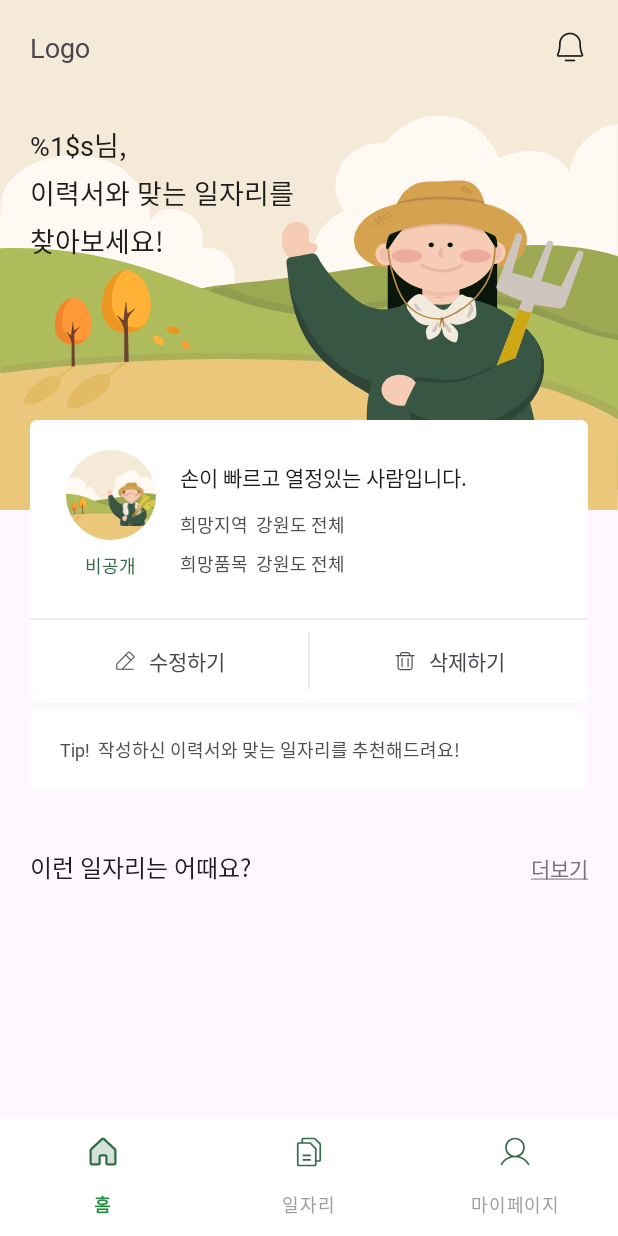
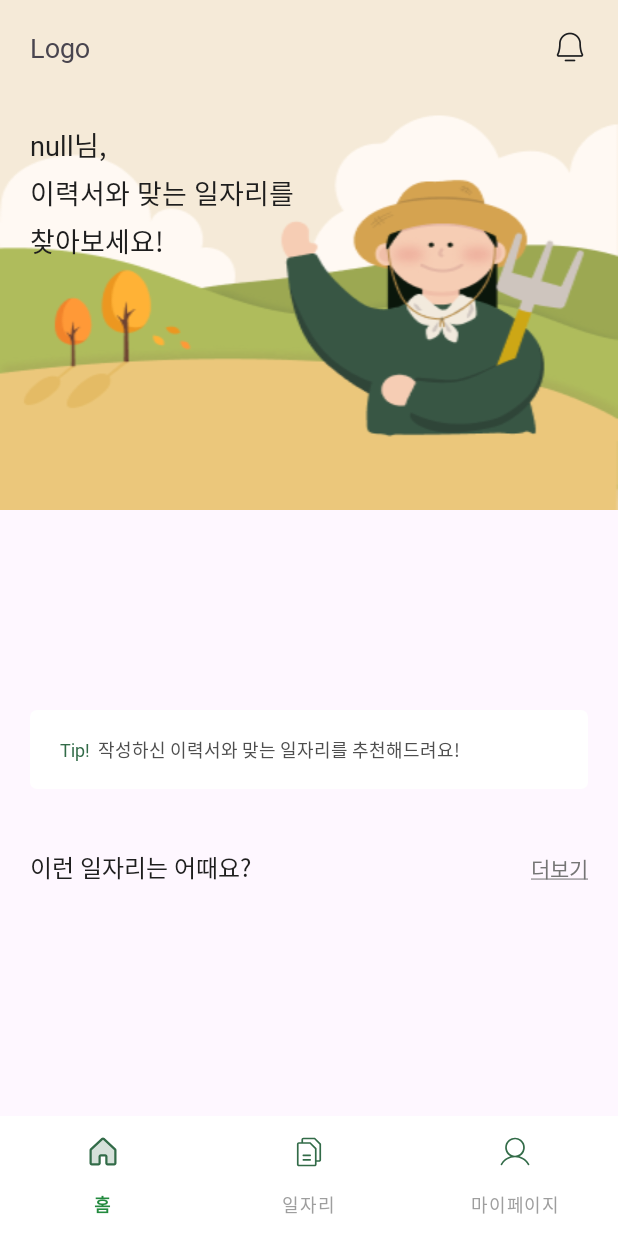
Before and after one commit to seunghee17/Nonggle, an Android app: the WorkerHomeFragment screen opened directly, with no data from a screen before it, on a phone screen of 412 x 824 dp. Run offline under Robolectric (Android 15) with nearby library versions, the light colour scheme and no system bars; our stand-ins replace Dagger/Hilt's generated code, Firebase (no records; nobody signed in at launch, a user with empty details on screens opened directly), data binding, navigation-ui; Roboto replaces fonts that are not available here; 1 statement that could not run was skipped.

Commit message:
[Feat] 버그수정 및 그림자 적용

```diff
--- a/app/src/main/java/com/example/nongglenonggle/data/FirebaseGetRepositoryImpl.kt
+++ b/app/src/main/java/com/example/nongglenonggle/data/FirebaseGetRepositoryImpl.kt
@@ -1,9 +1,11 @@
 package com.example.nongglenonggle.data
 
 import com.example.nongglenonggle.domain.entity.Model
+import com.example.nongglenonggle.domain.entity.WorkerHomeData
 import com.example.nongglenonggle.domain.repository.FirestoreGetRepository
 import com.google.firebase.auth.FirebaseAuth
 import com.google.firebase.firestore.FirebaseFirestore
+import com.google.firebase.firestore.auth.User
 import kotlinx.coroutines.Dispatchers
 import kotlinx.coroutines.tasks.await
 import kotlinx.coroutines.withContext
@@ -13,5 +15,9 @@ class FirestoreGetRepositoryImpl @Inject constructor(
     private val firestore: FirebaseFirestore,
     private val firebaseAuth: FirebaseAuth) :
     FirestoreGetRepository {
-
+        override suspend fun getWorkerInfo(): WorkerHomeData?{
+            val currentUserUid = firebaseAuth.currentUser?.uid
+            val docSnapshot = firestore.collection("Worker").document(currentUserUid!!).get().await()
+            return docSnapshot.toObject(WorkerHomeData::class.java)
+        }
 }
--- a/app/src/main/java/com/example/nongglenonggle/domain/repository/FirestoreGetRepository.kt
+++ b/app/src/main/java/com/example/nongglenonggle/domain/repository/FirestoreGetRepository.kt
@@ -1,6 +1,8 @@
 package com.example.nongglenonggle.domain.repository
 
 import com.example.nongglenonggle.domain.entity.Model
+import com.example.nongglenonggle.domain.entity.WorkerHomeData
 
 interface FirestoreGetRepository {
+    suspend fun getWorkerInfo() : WorkerHomeData?
 }
--- /dev/null
+++ b/app/src/main/java/com/example/nongglenonggle/domain/usecase/FetchWorkerDataUseCase.kt
@@ -0,0 +1,11 @@
+package com.example.nongglenonggle.domain.usecase
+
+import com.example.nongglenonggle.domain.entity.WorkerHomeData
+import com.example.nongglenonggle.domain.repository.FirestoreGetRepository
+import javax.inject.Inject
+
+class FetchWorkerDataUseCase @Inject constructor(private val firestoreGetRepository: FirestoreGetRepository) {
+    suspend operator fun invoke():WorkerHomeData?{
+        return firestoreGetRepository.getWorkerInfo()
+    }
+}
--- a/app/src/main/java/com/example/nongglenonggle/presentation/di/AppModule.kt
+++ b/app/src/main/java/com/example/nongglenonggle/presentation/di/AppModule.kt
@@ -53,8 +53,8 @@ object AppModule {
     fun provideFirestore(): FirebaseFirestore{
         return FirebaseFirestore.getInstance()
     }
-    @Provides
-    fun provideFirestoreRepository(firestore:FirebaseFirestore): FirestoreGetRepository = FirestoreGetRepositoryImpl(firestore)
+//    @Provides
+//    fun provideFirestoreRepository(firestore:FirebaseFirestore): FirestoreGetRepository = FirestoreGetRepositoryImpl(firestore)
 
     @Provides
     @Singleton
@@ -65,4 +65,15 @@ object AppModule {
         return FirestoreSetRepositoryImpl(firestore,firebaseAuth)
     }
 
+    @Provides
+    @Singleton
+    fun provideGetRepository(
+        firestore: FirebaseFirestore,
+        firebaseAuth: FirebaseAuth
+    ):FirestoreGetRepository{
+        return FirestoreGetRepositoryImpl(firestore,firebaseAuth)
+    }
+
+
+
 }
--- a/app/src/main/java/com/example/nongglenonggle/presentation/view/signup/SignupBFragment.kt
+++ b/app/src/main/java/com/example/nongglenonggle/presentation/view/signup/SignupBFragment.kt
@@ -51,6 +51,7 @@ class SignupBFragment : BaseFragment<FragmentSignupBBinding>(R.layout.fragment_s
         val clearbtn4 = binding.clearbtn4
         val clearbtn5 = binding.clearbtn5
         val nextbtn = binding.nextBtn
+        var phonenum = ""
 
         val edittextArray : Array<EditText> = arrayOf(edittext1,edittext2,edittext3,edittext4,edittext5)
         val clearbutton: Array<ImageView> = arrayOf(clearbtn1,clearbtn2,clearbtn3,clearbtn4,clearbtn5)
@@ -93,6 +94,7 @@ class SignupBFragment : BaseFragment<FragmentSignupBBinding>(R.layout.fragment_s
             }
 
             override fun afterTextChanged(p0: Editable?) {
+                phonenum = p0.toString()
             }
         })
 
--- a/app/src/main/java/com/example/nongglenonggle/presentation/view/worker/home/WorkerHomeFragment.kt
+++ b/app/src/main/java/com/example/nongglenonggle/presentation/view/worker/home/WorkerHomeFragment.kt
@@ -2,19 +2,30 @@ package com.example.nongglenonggle.presentation.view.worker.home
 
 import android.content.Intent
 import android.os.Bundle
+import android.text.Spannable
+import android.text.SpannableStringBuilder
+import android.text.style.ForegroundColorSpan
 import androidx.fragment.app.Fragment
 import android.view.LayoutInflater
 import android.view.View
 import android.view.ViewGroup
+import android.widget.TextView
+import androidx.core.content.ContextCompat
+import androidx.fragment.app.viewModels
 import com.example.nongglenonggle.R
 import com.example.nongglenonggle.databinding.FragmentWorkerHomeBinding
 import com.example.nongglenonggle.presentation.base.BaseFragment
 import com.example.nongglenonggle.presentation.view.worker.resume.ResumeActivity
+import com.example.nongglenonggle.presentation.viewModel.worker.WorkerHomeViewModel
+import dagger.hilt.android.AndroidEntryPoint
 
+@AndroidEntryPoint
 class WorkerHomeFragment : BaseFragment<FragmentWorkerHomeBinding>(R.layout.fragment_worker_home) {
-
+    private val viewModel : WorkerHomeViewModel by viewModels()
     override fun onCreate(savedInstanceState: Bundle?) {
         super.onCreate(savedInstanceState)
+        viewModel.fetchUserInfo()
+        viewModel.fetchResumeVisible()
     }
 
     override fun onCreateView(
@@ -27,6 +38,25 @@ class WorkerHomeFragment : BaseFragment<FragmentWorkerHomeBinding>(R.layout.frag
 
     override fun onViewCreated(view: View, savedInstanceState: Bundle?) {
         super.onViewCreated(view, savedInstanceState)
+        binding.viewModel = viewModel
+
+        if(viewModel.isResume.value == true){
+            binding.yesResume.visibility = View.VISIBLE
+        }
+        else if(viewModel.isResume.value == false){
+            binding.nonResume.visibility = View.VISIBLE
+        }
+        setTextColor(binding.tipbox,binding.tipbox.text.toString(), "Tip!")
     }
-
+    private fun setTextColor(textView: TextView, fullText:String, wordsToColor:String){
+        val color = ContextCompat.getColor(textView.context, R.color.m1)
+        val spannableStringBuilder = SpannableStringBuilder(fullText)
+        var startIndex = fullText.indexOf(wordsToColor)
+        while(startIndex != -1){
+            val endIndex = startIndex + wordsToColor.length
+            spannableStringBuilder.setSpan(ForegroundColorSpan(color), startIndex,endIndex, Spannable.SPAN_EXCLUSIVE_EXCLUSIVE)
+            startIndex = fullText.indexOf(wordsToColor, startIndex+1)
+        }
+        textView.text = spannableStringBuilder
+    }
 }
--- a/app/src/main/java/com/example/nongglenonggle/presentation/view/worker/home/WorkerMainActivity.kt
+++ b/app/src/main/java/com/example/nongglenonggle/presentation/view/worker/home/WorkerMainActivity.kt
@@ -11,7 +11,9 @@ import com.example.nongglenonggle.R
 import com.example.nongglenonggle.databinding.ActivityWorkerMainBinding
 import com.example.nongglenonggle.presentation.base.BaseActivity
 import com.google.android.material.bottomnavigation.BottomNavigationView
+import dagger.hilt.android.AndroidEntryPoint
 
+@AndroidEntryPoint
 class WorkerMainActivity :AppCompatActivity() {
     override fun onCreate(savedInstanceState: Bundle?) {
         super.onCreate(savedInstanceState)
--- a/app/src/main/java/com/example/nongglenonggle/presentation/viewModel/signup/SignupViewModel.kt
+++ b/app/src/main/java/com/example/nongglenonggle/presentation/viewModel/signup/SignupViewModel.kt
@@ -134,8 +134,7 @@ class SignupViewModel @Inject constructor(private val updateAddressUseCase: Upda
     val dstepActive:LiveData<Boolean> = _dstepActive
 
 
-    fun startPhoneNumberVerification(phonenum:String)
-    {
+    fun startPhoneNumberVerification(phonenum:String) {
         val options = PhoneAuthOptions.newBuilder(auth)
             .setPhoneNumber(phonenum)
             .setTimeout(120L, TimeUnit.SECONDS)
--- /dev/null
+++ b/app/src/main/java/com/example/nongglenonggle/presentation/viewModel/worker/WorkerHomeViewModel.kt
@@ -0,0 +1,37 @@
+package com.example.nongglenonggle.presentation.viewModel.worker
+
+import androidx.lifecycle.LiveData
+import androidx.lifecycle.MutableLiveData
+import androidx.lifecycle.ViewModel
+import androidx.lifecycle.viewModelScope
+import com.example.nongglenonggle.domain.entity.WorkerHomeData
+import com.example.nongglenonggle.domain.usecase.FetchWorkerDataUseCase
+import dagger.hilt.android.lifecycle.HiltViewModel
+import kotlinx.coroutines.launch
+import javax.inject.Inject
+
+@HiltViewModel
+class WorkerHomeViewModel @Inject constructor(private val fetchWorkerDataUseCase: FetchWorkerDataUseCase)
+    :ViewModel(){
+    private val _userDetail = MutableLiveData<WorkerHomeData?>()
+    val userDetail : LiveData<WorkerHomeData?> = _userDetail
+
+    fun fetchUserInfo(){
+        viewModelScope.launch {
+            val user = fetchWorkerDataUseCase.invoke()
+            _userDetail.value = user
+        }
+    }
+
+    private val _isResume = MutableLiveData<Boolean>()
+    val isResume:LiveData<Boolean> = _isResume
+
+    fun fetchResumeVisible(){
+        if(_userDetail.value?.resume != null){
+            _isResume.value = true
+        }
+        else{
+            _isResume.value = false
+        }
+    }
+}
--- a/app/src/main/res/layout/fragment_worker_home.xml
+++ b/app/src/main/res/layout/fragment_worker_home.xml
@@ -2,6 +2,11 @@
 <layout xmlns:android="http://schemas.android.com/apk/res/android"
     xmlns:tools="http://schemas.android.com/tools"
     xmlns:app="http://schemas.android.com/apk/res-auto">
+    <data>
+        <variable
+            name="viewModel"
+            type="com.example.nongglenonggle.presentation.viewModel.worker.WorkerHomeViewModel" />
+    </data>
     <LinearLayout
         android:layout_width="match_parent"
         android:layout_height="match_parent"
@@ -13,17 +18,17 @@
 
     <androidx.constraintlayout.widget.ConstraintLayout
         android:layout_width="match_parent"
-        android:layout_height="match_parent"
+        android:layout_height="wrap_content"
         android:orientation="vertical"
         tools:context=".presentation.view.worker.home.WorkerHomeFragment">
         <ImageView
             android:id="@+id/imageView"
             android:layout_width="match_parent"
-            android:layout_height="wrap_content"
+            android:layout_height="340dp"
             app:layout_constraintTop_toTopOf="parent"
             app:layout_constraintRight_toRightOf="parent"
             app:layout_constraintLeft_toLeftOf="parent"
-            android:src="@drawable/bg_worker_home"
+            android:src="@drawable/job_seeker"
             android:scaleType="fitXY"/>
         <TextView
             android:layout_width="wrap_content"
@@ -31,7 +36,7 @@
             app:layout_constraintTop_toBottomOf="@id/linearLayout"
             app:layout_constraintLeft_toLeftOf="parent"
             android:layout_marginLeft="20dp"
-            android:text="@string/이력서와_맞는_일자리를"
+            android:text="@{String.format(@string/이력서와_맞는_일자리를, viewModel.userDetail.userName)}"
             android:fontFamily="@font/spoqahansansneo_medium"
             android:textColor="@color/black"
             android:textSize="18sp"
@@ -94,7 +99,7 @@
             android:layout_marginTop="280dp"
             android:layout_marginLeft="20dp"
             android:layout_marginRight="20dp"
-            android:visibility="visible"/>
+            android:visibility="gone"/>
 
         <TextView
             android:id="@+id/tipbox"
@@ -174,6 +179,8 @@
             app:layout_constraintTop_toBottomOf="@id/introduce_title"
             app:layout_constraintRight_toRightOf="parent"
             app:layout_constraintLeft_toLeftOf="parent"
+            app:layout_constraintBottom_toBottomOf="parent"
+            android:layout_marginBottom="40dp"
             android:layout_marginTop="50dp"
             android:gravity="center"
             android:visibility="gone">
--- a/app/src/main/res/layout/summary_yes_resume_data.xml
+++ b/app/src/main/res/layout/summary_yes_resume_data.xml
@@ -6,7 +6,8 @@
     android:layout_marginLeft="20dp"
     android:layout_marginRight="20dp"
     android:orientation="vertical"
-    android:background="@drawable/bg_farmer_home_tipbox"
+    android:background="@drawable/bg_shadow_box"
+    android:elevation="4dp"
     android:backgroundTint="@color/white">
 
     <LinearLayout
```
Also changed, not shown: app/src/main/java/com/example/nongglenonggle/domain/entity/WorkerHomeData.kt (added, +8 -0 lines), app/src/main/res/drawable/bg_shadow_box.xml (added, +18 -0 lines), app/src/main/res/layout/summary_no_resume_data.xml (+6 -4 lines), app/src/main/res/drawable/job_seeker.png (added).
